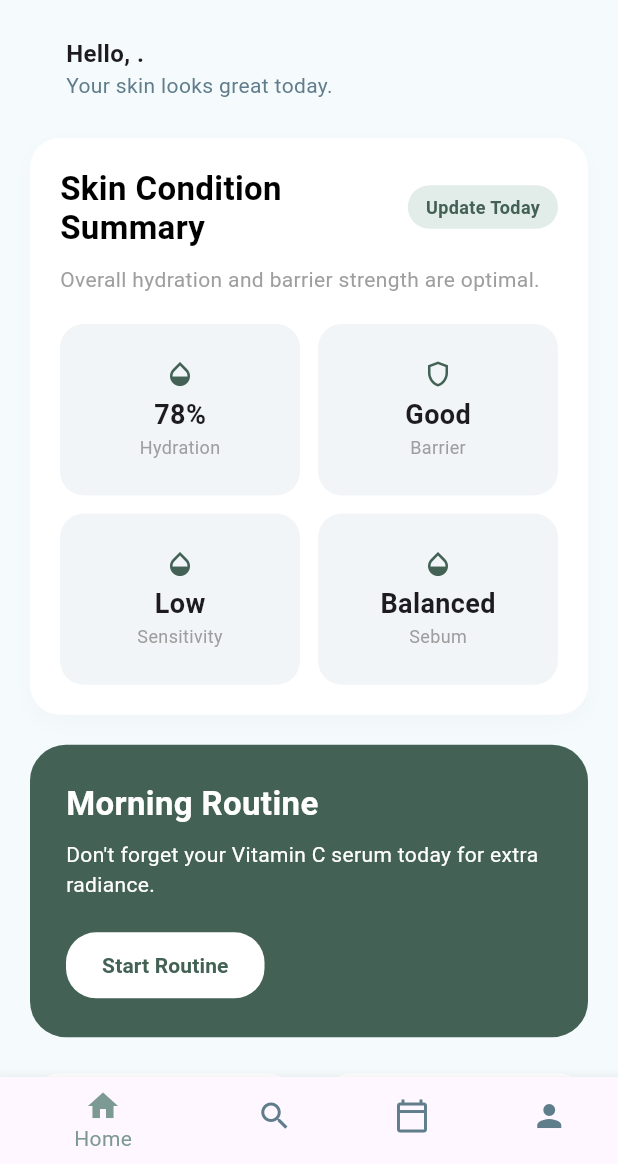
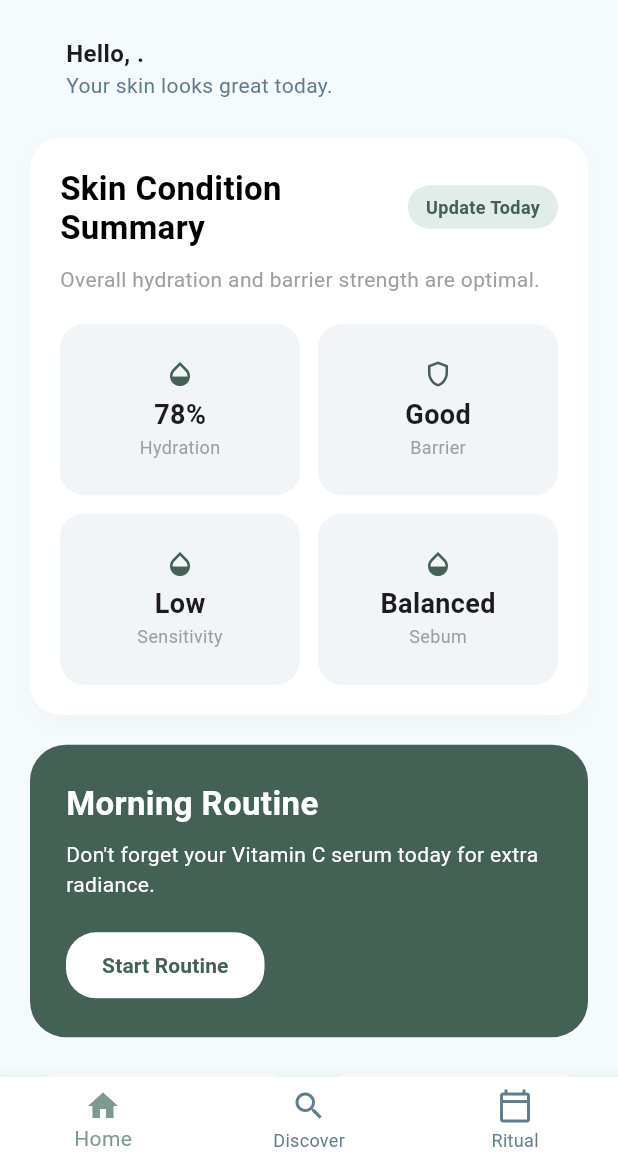
Before and after one commit to AAISkuy/skinoura, a Flutter app: the AppBottomnav screen opened directly, on a phone screen of 412 x 824 dp, the part 72-1236 px from its top. Run offline on Flutter 3.47's test engine with Material 3 defaults, Android fonts, the phone set to English and light mode, and no system bars; our stand-ins replace shared_preferences, sqflite; accounts and stored records are empty.

Commit message:
update pengurangan navbar

```diff
--- a/lib/widgets/app_BottomNav.dart
+++ b/lib/widgets/app_BottomNav.dart
@@ -22,7 +22,6 @@ class _AppBottomNav extends State<AppBottomnav> {
     const Homepage(),
     const DiscoverPage(),
     const RitualPage(),
-    const ProfilePage(),
   ];
 
   // List<Widget> get _pages => [
@@ -139,7 +138,6 @@ class _AppBottomNav extends State<AppBottomnav> {
             icon: Icon(Icons.calendar_today_outlined),
             label: 'Ritual',
           ),
-          BottomNavigationBarItem(icon: Icon(Icons.person), label: 'Profile'),
         ],
       ),
     );
```
